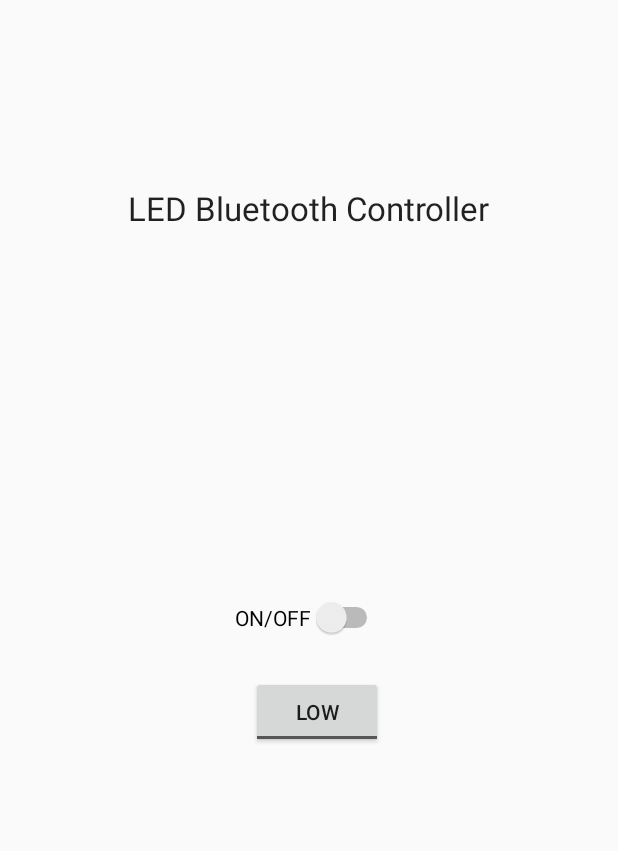
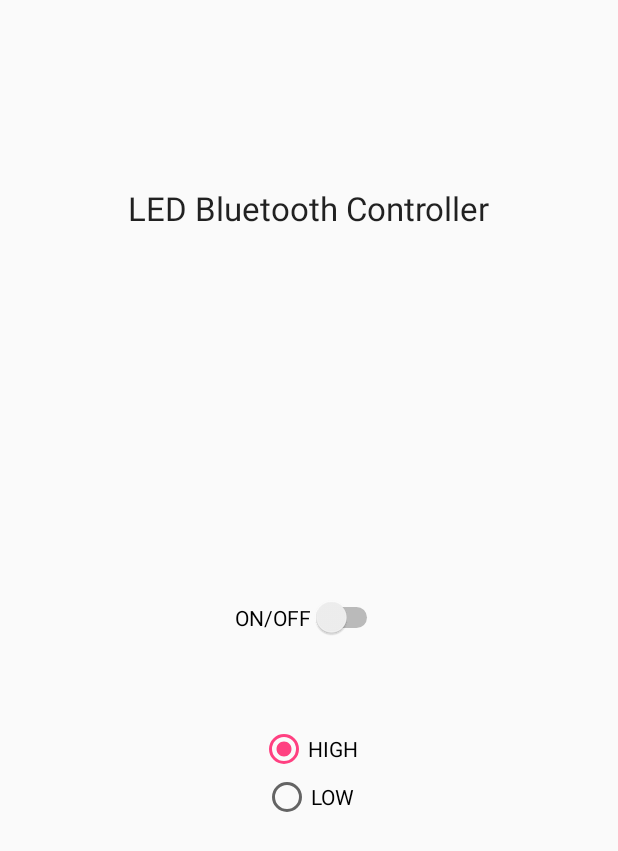
Before and after one commit to adamnolte/android-arduino-bluetooth, an Android app: the screen it shows after launch (MainActivity), on a phone screen of 412 x 824 dp. Shown: the top 851 px of the screen. Run offline under Robolectric (Android 15) with nearby library versions, the light colour scheme and no system bars.

Commit message:
Add Button Listeners

```diff
--- a/app/src/main/java/com/example/adam/android_arduino_bluetooth/MainActivity.java
+++ b/app/src/main/java/com/example/adam/android_arduino_bluetooth/MainActivity.java
@@ -8,13 +8,48 @@ import android.support.v7.widget.Toolbar;
 import android.view.View;
 import android.view.Menu;
 import android.view.MenuItem;
+import android.widget.CompoundButton;
+import android.widget.RadioGroup;
+import android.widget.Switch;
 
 public class MainActivity extends AppCompatActivity {
+
+    private int signalStatus;
 
     @Override
     protected void onCreate(Bundle savedInstanceState) {
         super.onCreate(savedInstanceState);
         setContentView(R.layout.activity_main);
+
+        signalStatus = 0;
+
+        Switch onOffSwitch = (Switch) findViewById(R.id.onoffswitch);
+        onOffSwitch.setOnCheckedChangeListener(new CompoundButton.OnCheckedChangeListener() {
+            public void onCheckedChanged(CompoundButton buttonView, boolean isChecked) {
+                // do something, the isChecked will be
+                // true if the switch is in the On position
+                if(isChecked){
+                    setOn();
+                }
+                else{
+                    setOff();
+                }
+            }
+        });
+
+        RadioGroup highLow = (RadioGroup) findViewById(R.id.highLowRadio);
+        highLow.setOnCheckedChangeListener(new RadioGroup.OnCheckedChangeListener()
+        {
+            @Override
+            public void onCheckedChanged(RadioGroup group, int checkedId) {
+                if(checkedId == R.id.highButton){
+                    setHigh();
+                }
+                else{
+                    setLow();
+                }
+            }
+        });
     }
 
     @Override
@@ -38,4 +73,24 @@ public class MainActivity extends AppCompatActivity {
 
         return super.onOptionsItemSelected(item);
     }
+
+    public void setOn(){
+        System.out.println("Sending On Signal");
+    }
+
+    public void setOff(){
+        System.out.println("Sending Off Signal");
+    }
+
+    public void setHigh(){
+        System.out.println("Setting Low");
+    }
+
+    public void setLow(){
+        System.out.println("Setting High");
+    }
+
+    public void sendSignal(){
+
+    }
 }
--- a/app/src/main/res/layout/content_main.xml
+++ b/app/src/main/res/layout/content_main.xml
@@ -26,19 +26,33 @@
         android:layout_width="wrap_content"
         android:layout_height="wrap_content"
         android:text="ON/OFF"
-        android:id="@+id/switch1"
+        android:id="@+id/onoffswitch"
         android:layout_centerVertical="true"
         android:layout_centerHorizontal="true" />
 
-    <ToggleButton
-        android:layout_width="wrap_content"
-        android:layout_height="wrap_content"
-        android:text="HIGH/LOW"
-        android:id="@+id/toggleButton"
-        android:layout_below="@+id/switch1"
-        android:layout_alignRight="@+id/switch1"
-        android:layout_alignEnd="@+id/switch1"
-        android:layout_marginTop="25dp"
-        android:textOff="LOW"
-        android:textOn="HIGH" />
+    <RadioGroup
+        android:layout_width="match_parent"
+        android:layout_height="match_parent"
+        android:layout_below="@+id/onoffswitch"
+        android:layout_centerHorizontal="true"
+        android:layout_marginTop="58dp"
+        android:id="@+id/highLowRadio">
+
+        <RadioButton
+            android:layout_width="wrap_content"
+            android:layout_height="wrap_content"
+            android:text="HIGH"
+            android:id="@+id/highButton"
+            android:layout_gravity="center_horizontal"
+            android:checked="true" />
+
+        <RadioButton
+            android:layout_width="wrap_content"
+            android:layout_height="wrap_content"
+            android:text="LOW"
+            android:id="@+id/lowButton"
+            android:layout_gravity="center_horizontal"
+            android:checked="false" />
+    </RadioGroup>
+
 </RelativeLayout>
```
